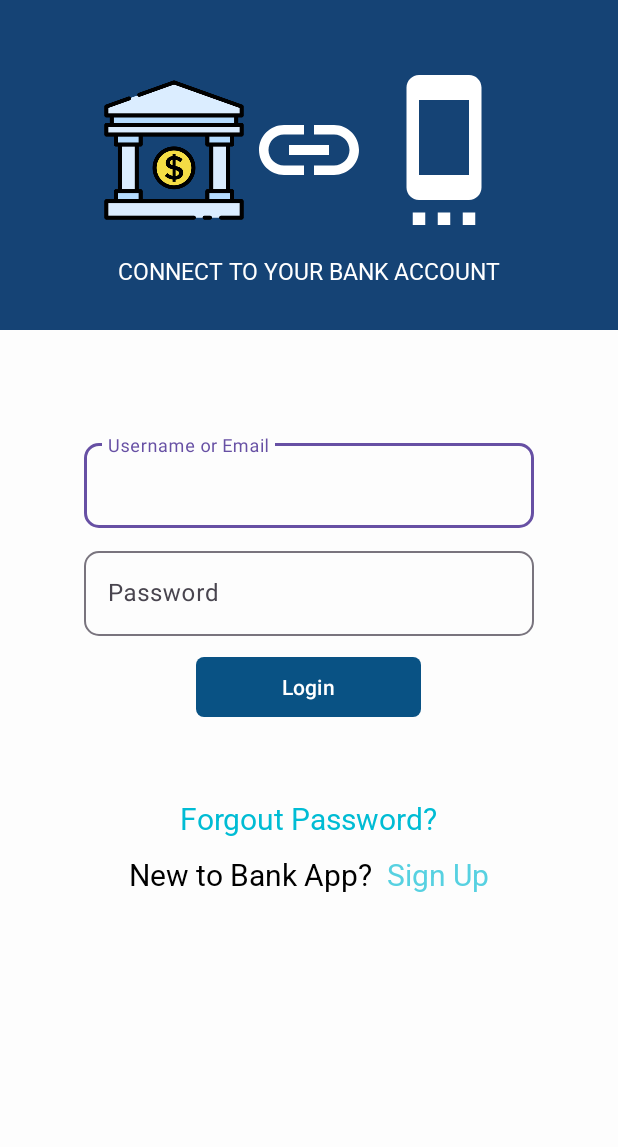
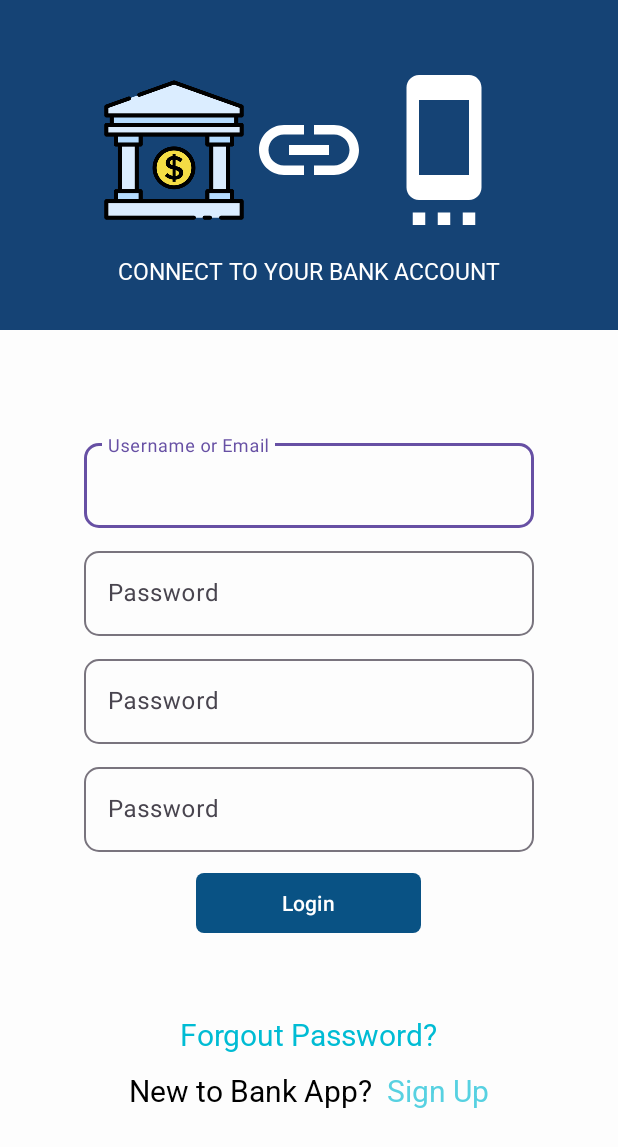
Before and after one commit to lndsilva/AppHomeBankFake, an Android app: the screen it shows after launch (ConnectAccountActivity), on a phone screen of 412 x 824 dp. Shown: the top 1147 px of the screen. Run offline under Robolectric (Android 15) with nearby library versions, the phone set to English and light mode, and no system bars.

Commit message:
connect account bank

```diff
--- a/app/src/main/res/layout/connect_account_layout.xml
+++ b/app/src/main/res/layout/connect_account_layout.xml
@@ -98,6 +98,46 @@
 
         </com.google.android.material.textfield.TextInputLayout>
 
+        <com.google.android.material.textfield.TextInputLayout
+            android:layout_width="300dp"
+            android:layout_height="wrap_content"
+            android:layout_gravity="center_horizontal"
+            android:layout_marginTop="10sp"
+            android:hint="@string/password"
+            android:textAlignment="center"
+            app:boxCornerRadiusBottomEnd="10sp"
+            app:boxCornerRadiusBottomStart="10sp"
+            app:boxCornerRadiusTopEnd="10sp"
+            app:boxCornerRadiusTopStart="10sp">
+
+            <com.google.android.material.textfield.TextInputEditText
+                android:layout_width="match_parent"
+                android:layout_height="wrap_content"
+                android:inputType="textPassword"
+                android:maxLength="12" />
+
+        </com.google.android.material.textfield.TextInputLayout>
+
+        <com.google.android.material.textfield.TextInputLayout
+            android:layout_width="300dp"
+            android:layout_height="wrap_content"
+            android:layout_gravity="center_horizontal"
+            android:layout_marginTop="10sp"
+            android:hint="@string/password"
+            android:textAlignment="center"
+            app:boxCornerRadiusBottomEnd="10sp"
+            app:boxCornerRadiusBottomStart="10sp"
+            app:boxCornerRadiusTopEnd="10sp"
+            app:boxCornerRadiusTopStart="10sp">
+
+            <com.google.android.material.textfield.TextInputEditText
+                android:layout_width="match_parent"
+                android:layout_height="wrap_content"
+                android:inputType="textPassword"
+                android:maxLength="12" />
+
+        </com.google.android.material.textfield.TextInputLayout>
+
         <com.google.android.material.button.MaterialButton
             android:layout_width="150dp"
             android:layout_height="wrap_content"
```
